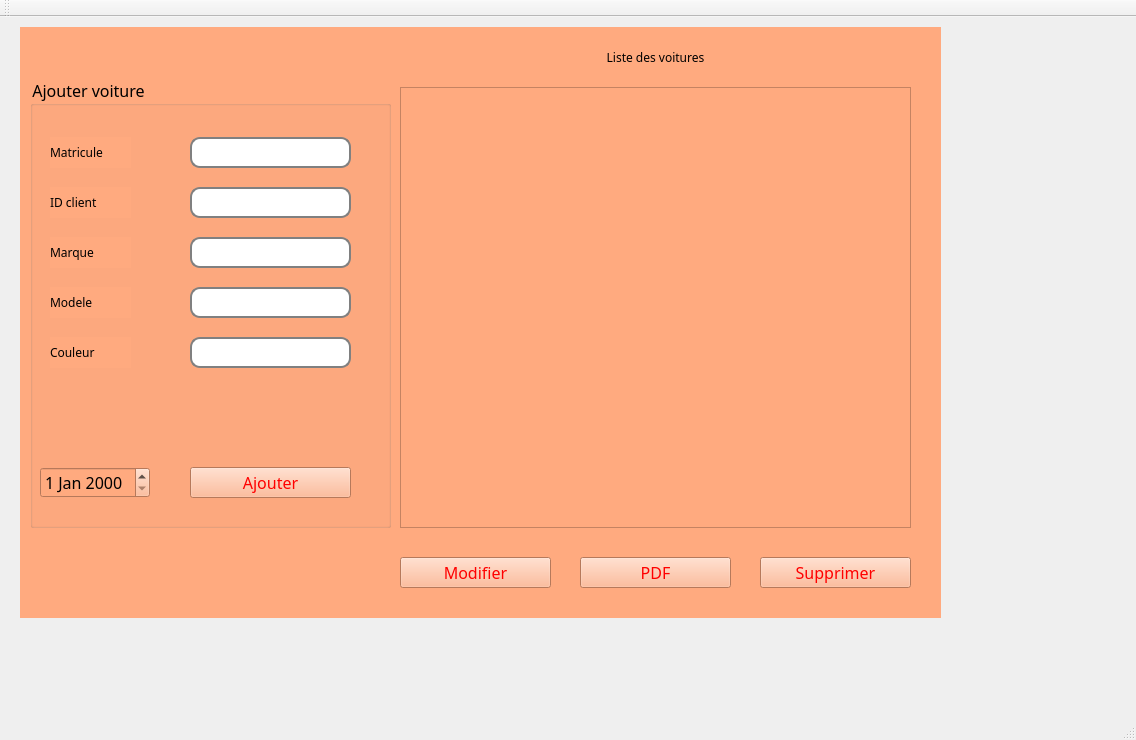
The window that mainwindow.ui (firastourki99/smartgarage) describes before a commit, drawn with Qt 5.
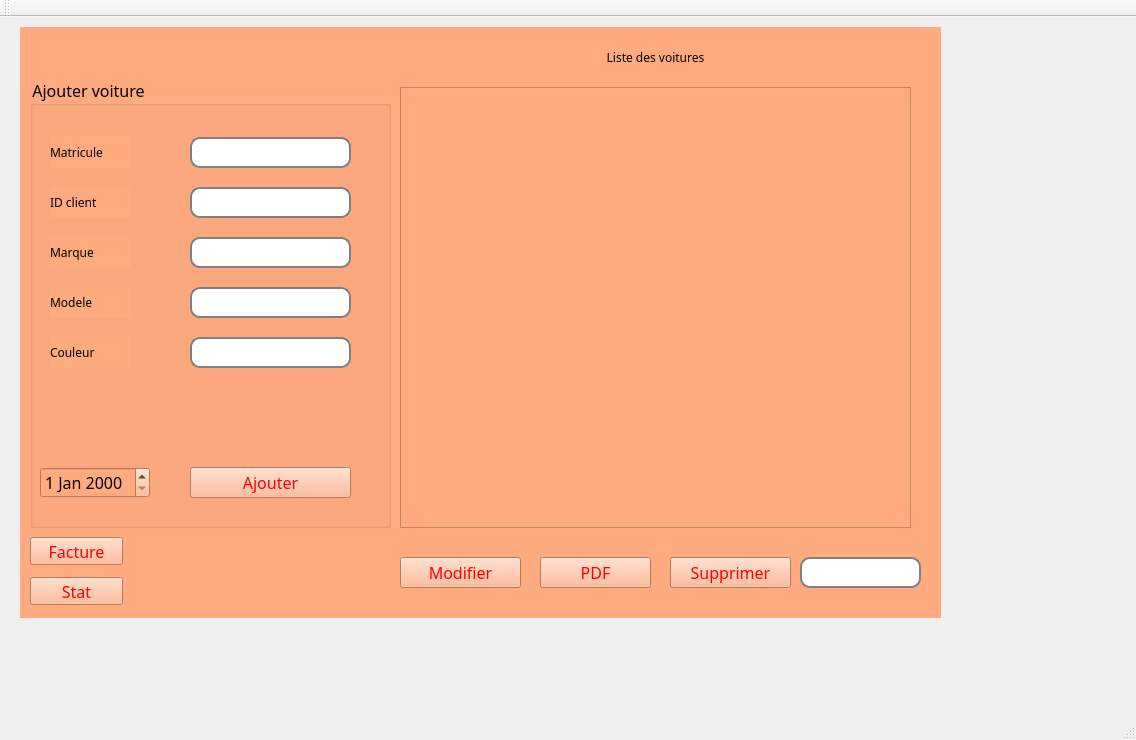
The same window after the commit.

Commit message: modification des boutons

Diff of the .ui file:
```diff
--- a/mainwindow.ui
+++ b/mainwindow.ui
@@ -19,7 +19,11 @@
 	font-size : 16px;
 }
 
-QPushButton { color: red ;}
+QPushButton 
+{ 
+	color: red ;
+	selection-background-color: darkgray;
+}
 QComboBox { color: red ;}
 QLineEdit { color: red ;}</string>
   </property>
@@ -287,9 +291,9 @@
       <widget class="QPushButton" name="pb_supprimer">
        <property name="geometry">
         <rect>
-         <x>740</x>
+         <x>650</x>
          <y>530</y>
-         <width>151</width>
+         <width>121</width>
          <height>31</height>
         </rect>
        </property>
@@ -315,7 +319,7 @@
         <rect>
          <x>380</x>
          <y>530</y>
-         <width>151</width>
+         <width>121</width>
          <height>31</height>
         </rect>
        </property>
@@ -329,9 +333,9 @@
       <widget class="QPushButton" name="pushButton">
        <property name="geometry">
         <rect>
-         <x>560</x>
+         <x>520</x>
          <y>530</y>
-         <width>151</width>
+         <width>111</width>
          <height>31</height>
         </rect>
        </property>
@@ -339,6 +343,50 @@
         <string>PDF</string>
        </property>
       </widget>
+      <widget class="QPushButton" name="pushButton_3">
+       <property name="geometry">
+        <rect>
+         <x>10</x>
+         <y>510</y>
+         <width>93</width>
+         <height>28</height>
+        </rect>
+       </property>
+       <property name="text">
+        <string>Facture</string>
+       </property>
+      </widget>
+      <widget class="QPushButton" name="pushButton_2">
+       <property name="geometry">
+        <rect>
+         <x>10</x>
+         <y>550</y>
+         <width>93</width>
+         <height>28</height>
+        </rect>
+       </property>
+       <property name="text">
+        <string>Stat</string>
+       </property>
+      </widget>
+      <widget class="QLineEdit" name="le_supprimer">
+       <property name="geometry">
+        <rect>
+         <x>780</x>
+         <y>530</y>
+         <width>121</width>
+         <height>31</height>
+        </rect>
+       </property>
+       <property name="styleSheet">
+        <string notr="true">     border: 2px solid gray;
+     border-radius: 10px;
+     padding: 0 8px;
+     background:rgb(255, 255, 255);
+     selection-background-color: darkgray;
+ </string>
+       </property>
+      </widget>
      </widget>
     </widget>
    </widget>
```
The commit also changes 5 other files.
